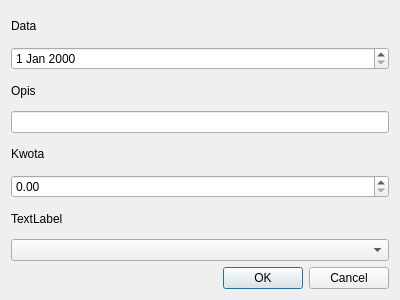
This is edittransactiondialog.ui in Borejson1/FinanceManager as Qt 5 draws it before an edit. The edited form follows.
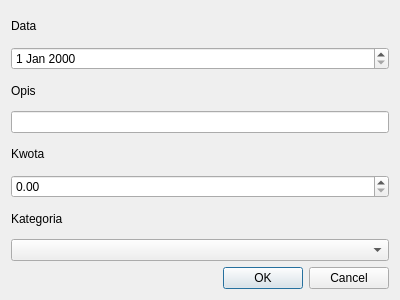
This is the edited form.

What changed in the file:
```diff
--- a/edittransactiondialog.ui
+++ b/edittransactiondialog.ui
@@ -49,7 +49,7 @@
      <item row="6" column="0">
       <widget class="QLabel" name="label_2">
        <property name="text">
-        <string>TextLabel</string>
+        <string>Kategoria</string>
        </property>
       </widget>
      </item>
```
Left out of the diff: 6 changed lines with no effect on the pictures.
